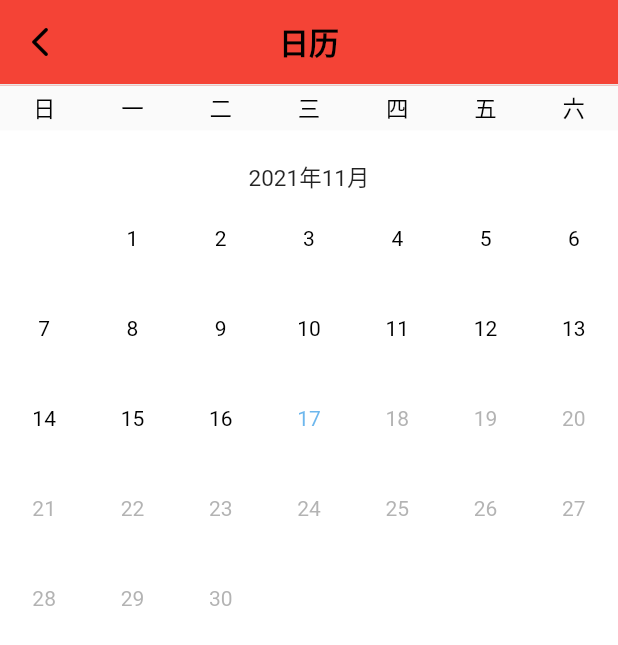
After one commit to Ein-xinlong/flutter_text, a Flutter app: the CalendarPage screen opened by its route, on a phone screen of 412 x 824 dp. The commit adds this screen. Shown: the top 645 px of the screen. Run offline on Flutter 3.47's test engine with Material 2 defaults, Android fonts, the phone set to English and light mode, and no system bars; our stand-ins replace cookie_jar, dio, dio_cookie_manager, image_picker, webview_flutter; missing offline and left inert: common_utils, heic_to_jpg, photo, photo_manager, tts.

Commit message:
实现自定义日历，选择范围功能

```diff
--- a/lib/MainTabs.dart
+++ b/lib/MainTabs.dart
@@ -3,7 +3,7 @@ import 'package:flutter/foundation.dart';
 import 'package:flutter/material.dart';
 import 'package:untitled/pageview.dart';
 import 'package:untitled/webview.dart';
-import 'StateRadioBoxDemoPage.dart';
+import 'statera_diobox_demopage.dart';
 import 'image.dart';
 
 // 第二步：创建一个有状态的Tabs 组件
--- /dev/null
+++ b/lib/calendar.dart
@@ -0,0 +1,40 @@
+import 'package:flutter/material.dart';
+import 'package:untitled/commitUI/appbar.dart';
+
+import 'calendar/calendar.dart';
+
+class CalendarPage extends StatefulWidget {
+
+
+  @override
+  _CalendarPageState createState() => _CalendarPageState();
+}
+
+
+class _CalendarPageState extends State<CalendarPage> {
+  @override
+  void initState() {
+    // TODO: implement initState
+    super.initState();
+    print("现在的日期"+DateTime.now().toString());
+  }
+  @override
+  Widget build(BuildContext context) {
+    return Scaffold(
+      appBar: AnAppbar(
+        titleContent: "日历",
+        backPressCallback: (){
+          Navigator.pop(context);
+        }
+      ).buildAppBar(),
+      body: Calendar(
+        initTime: DateTime.now(),
+        firstTime:DateTime.utc(2020, 11, 9),
+        endTime: DateTime.now(),
+        onChange: (time){
+          print("time"+time.toString());
+        },
+      ),
+    );
+  }
+}
--- /dev/null
+++ b/lib/calendar/calendar.dart
@@ -0,0 +1,114 @@
+import 'package:flutter/cupertino.dart';
+import 'package:flutter/rendering.dart';
+import 'package:flutter/material.dart';
+import 'package:untitled/calendar/time_util.dart';
+import 'package:untitled/utils/colors.dart';
+
+import 'day_grid_view.dart';
+
+
+class Calendar extends StatefulWidget {
+  DateTime initTime;
+  DateTime firstTime;
+  DateTime endTime;
+  ValueChanged onChange;
+
+  Calendar({
+    Key key,
+    this.initTime,
+    this.firstTime,
+    this.endTime,
+    this.onChange,
+  }) : super(key: key);
+
+  @override
+  State<Calendar> createState() => _CalendarState();
+}
+
+class _CalendarState extends State<Calendar> {
+  PageController pageController;
+  DateTime selectDate;
+  int initPage = 0;
+  int totalPage = 0;
+  String year="";
+  String month="";
+  @override
+  void initState() {
+    super.initState();
+    print(widget.firstTime.month);
+    selectDate = widget.initTime;
+    year=widget.initTime.year.toString();
+    month=widget.initTime.month.toString();
+
+    /// 总共的月份数目
+    totalPage = (widget.endTime.year - widget.firstTime.year == 0
+        ? widget.endTime.month
+        : ((widget.endTime.year - widget.firstTime.year) * 12 +
+        widget.endTime.month -
+        widget.firstTime.month +
+        1));
+
+    /// 当前月份处于
+    initPage = (widget.initTime.year - widget.firstTime.year == 0
+        ? widget.initTime.month
+        : ((widget.initTime.year - widget.firstTime.year) * 12 +
+        widget.initTime.month -
+        widget.firstTime.month +
+        1));
+    print(totalPage);
+    print(initPage);
+    pageController = PageController(
+      initialPage: totalPage,
+    );
+  }
+
+  onChange(time) {
+    if (selectDate != time) {
+      setState(() {
+        selectDate = time;
+        widget.onChange(time);
+      });
+    }
+  }
+
+  @override
+  Widget build(BuildContext context) {
+    return Column(children: <Widget>[
+      Row(
+        mainAxisAlignment: MainAxisAlignment.spaceAround,
+        children: TimeUtil.getDayHeaders(MaterialLocalizations.of(context)),
+      ),
+      Container(
+        color: WHITE,
+        height: 400,
+        child: PageView.builder(
+          itemBuilder: (BuildContext context, int index) {
+            // setState(() {
+            //   year=(widget.firstTime.year +
+            //       ((widget.firstTime.month + index - 1) / 12)).toString();
+            //   month=((widget.firstTime.month + index) % 12 == 0
+            //       ? 12
+            //       : (widget.firstTime.month + index) % 12).toString();
+            // });
+            return DayGridView(
+
+              initDate: DateTime(widget.initTime.year, widget.initTime.month,
+                  widget.initTime.day),
+              selectDate:
+              DateTime(selectDate.year, selectDate.month, selectDate.day),
+              year: widget.firstTime.year +
+                  ((widget.firstTime.month + index - 1) / 12).floor(),
+              month: (widget.firstTime.month + index) % 12 == 0
+                  ? 12
+                  : (widget.firstTime.month + index) % 12,
+              onChange: onChange,
+            );
+          },
+          scrollDirection: Axis.vertical,
+          itemCount: totalPage,
+          controller: pageController,
+        ),
+      ),
+    ]);
+  }
+}
--- /dev/null
+++ b/lib/calendar/day_grid_view.dart
@@ -0,0 +1,297 @@
+import 'package:flutter/cupertino.dart';
+import 'package:flutter/rendering.dart';
+import 'package:flutter/material.dart';
+import 'dart:math' as math;
+import 'package:untitled/utils/colors.dart';
+import 'package:untitled/calendar/time_util.dart';
+
+
+class DayGridView extends StatefulWidget {
+  DateTime initDate;
+  DateTime selectDate;
+  int year;
+  int month;
+  ValueChanged onChange;
+
+  DayGridView({
+    Key key,
+    @required this.initDate,
+    @required this.selectDate,
+    @required this.year,
+    @required this.month,
+    this.onChange,
+  });
+
+  @override
+  State<DayGridView> createState() => _DayGridViewState();
+}
+
+class _DayGridViewState extends State<DayGridView> {
+  DateTime startTime;
+  DateTime endTime;
+  @override
+  void initState() {
+    super.initState();
+  }
+
+  List<Widget> dayItems() {
+    List days = TimeUtil.getDay(
+        widget.year, widget.month, MaterialLocalizations.of(context));
+    List dayWidgets = days.map((value) {
+      if (value is int) {
+        return Container();
+      }
+      // if (value == widget.selectDate) {
+      //
+      //   return GestureDetector(
+      //     onTap: () {
+      //       widget.onChange(widget.selectDate);
+      //       comparisonTime(value);
+      //       print("1");
+      //     },
+      //     child: Container(
+      //       color: WHITE,
+      //       alignment: Alignment.center,
+      //       child: Container(
+      //         width: 60,
+      //         height: 60,
+      //         alignment: Alignment.center,
+      //         decoration: BoxDecoration(
+      //           color: Colors.green,
+      //           borderRadius: BorderRadius.all(Radius.circular(100)),
+      //         ),
+      //         child: Text(
+      //           value.day.toString(),
+      //           style: TextStyle(color: WHITE),
+      //         ),
+      //       ),
+      //     ),
+      //   );
+      // } else {
+      //
+      //
+      // }
+      if (value == widget.initDate) {
+        return GestureDetector(
+          onTap: () {
+            widget.onChange(widget.initDate);
+            comparisonTime(value);
+            print("2");
+          },
+          child: Container(
+              color: WHITE,
+              alignment: Alignment.center,
+              child: Text(
+                value.day.toString(),
+                style: TextStyle(color: CALENDAR_COLOR),
+              )),
+        );
+      } else {
+        if (value.isAfter(widget.initDate)) {
+          /// 在今天之后的时间无法点击
+          return GestureDetector(
+            child: Container(
+                alignment: Alignment.center,
+                child: Text(
+                  value.day.toString(),
+                  style: TextStyle(color:CALENDAR_NOT),
+                )),
+          );
+        } else {
+          if(startTime!=null&&endTime!=null){
+            if(value==startTime){
+              return  Container(
+                color: WHITE,
+                alignment: Alignment.center,
+                child: Container(
+                  width: 60,
+                  height: 60,
+                  alignment: Alignment.center,
+                  decoration: BoxDecoration(
+                    color: getColor(value),
+                    borderRadius: BorderRadius.only(topLeft: Radius.circular(100),bottomLeft: Radius.circular(100)),
+                  ),
+                  child: Text(
+                    value.day.toString(),
+                    style: TextStyle(color: WHITE),
+                  ),
+                ),
+              );
+            }else if(value==endTime){
+              return  Container(
+                color: WHITE,
+                alignment: Alignment.center,
+                child: Container(
+                  width: 60,
+                  height: 60,
+                  alignment: Alignment.center,
+                  decoration: BoxDecoration(
+                    color: getColor(value),
+                    borderRadius: BorderRadius.only(topRight: Radius.circular(100),bottomRight: Radius.circular(100)),
+                  ),
+                  child: Text(
+                    value.day.toString(),
+                    style: TextStyle(color: WHITE),
+                  ),
+                ),
+              );
+            }else{
+              print("看下执行的哪个方法222");
+              /// 在今天之前的时间可以点击
+              return GestureDetector(
+                onTap: () {
+                  widget.onChange(value);
+                  comparisonTime(value);
+                  print("3");
+                },
+                child: Container(
+                    color:getColor(value),
+                    alignment: Alignment.center,
+
+                    child: Container(
+                      decoration: BoxDecoration(
+                        borderRadius: BorderRadius.all(Radius.circular(100),),
+                      ),
+                      child: Text(
+                        value.day.toString(),
+                        style: TextStyle(color: BLACK),
+                      ),
+                    )),
+              );
+            }
+          }else{
+            /// 在今天之前的时间可以点击
+            print("看下执行的哪个方法111");
+            return GestureDetector(
+
+              onTap: () {
+                widget.onChange(value);
+                comparisonTime(value);
+                print("3");
+              },
+              child: Container(
+                  color:WHITE,
+                  alignment: Alignment.center,
+                  child: Container(
+                    width: 60,
+                    height: 60,
+                    alignment: Alignment.center,
+                    decoration: BoxDecoration(
+                      color:getColor(value),
+                      borderRadius: BorderRadius.all(Radius.circular(100),),
+                    ),
+                    child: Text(
+                      value.day.toString(),
+                      style: TextStyle(color: BLACK),
+                    ),
+                  )),
+            );
+          }
+        }
+      }
+    }).toList();
+    return dayWidgets;
+  }
+
+  Color getColor(DateTime value){
+    if(startTime==null&&endTime==null){
+      return WHITE;
+    }else{
+      if(startTime!=null&&value==startTime){
+        return Colors.green;
+      }
+      if(endTime!=null&&value==endTime){
+        return Colors.green;
+      }
+      if(startTime!=null&&endTime!=null){
+        if(value.isAfter(startTime)&&value.isBefore(endTime)){
+          return CALENDAR_SECTION;
+        }
+      }else{
+        return WHITE;
+      }
+    }
+
+  }
+
+  comparisonTime(DateTime value){
+    if(startTime==null){
+      startTime=value;
+    }else{
+      if(startTime.isAfter(value)){
+        startTime=value;
+        endTime=null;
+      }else{
+        if(endTime==null){
+          endTime=value;
+        }else{
+          startTime=value;
+          endTime=null;
+        }
+      }
+    }
+    print("测试开始时间"+startTime.toString());
+    print("测试结束时间"+endTime.toString());
+  }
+
+  @override
+  Widget build(BuildContext context) {
+    List<Widget> list = dayItems();
+    return  Column(
+      children: [
+        SizedBox(height: 20,),
+        Container(
+          alignment: Alignment.topCenter,
+          child:Center(
+            child: Row(
+                mainAxisSize:MainAxisSize.min,
+              children: [
+                Text(widget.year.toString()+"年",style: TextStyle(fontSize: 15,),),
+                Text(widget.month.toString()+"月",style: TextStyle(fontSize: 15,),)
+              ],
+            ),
+          ),
+        ),
+        Container(
+          height:300,
+          child: GridView.custom(
+              gridDelegate:
+              _DayPickerGridDelegate(mainAxisNumber: list.length > 35 ? 6 : 5),
+              physics: NeverScrollableScrollPhysics(),
+              padding: EdgeInsets.all(0),
+              childrenDelegate:
+              SliverChildListDelegate(list, addRepaintBoundaries: false)),
+        )
+      ],
+    );
+  }
+}
+
+/// 自定义GridView
+class _DayPickerGridDelegate extends SliverGridDelegate {
+  final int mainAxisNumber;
+
+  const _DayPickerGridDelegate({
+    this.mainAxisNumber,
+  });
+
+  @override
+  SliverGridLayout getLayout(SliverConstraints constraints) {
+    const int columnCount = DateTime.daysPerWeek;
+    final double tileWidth = constraints.crossAxisExtent / columnCount;
+    final double tileHeight = 300 / mainAxisNumber;
+    return SliverGridRegularTileLayout(
+      crossAxisCount: columnCount,
+      mainAxisStride: tileHeight,
+      crossAxisStride: tileWidth,
+      childMainAxisExtent: tileHeight,
+      childCrossAxisExtent: tileWidth,
+      reverseCrossAxis: axisDirectionIsReversed(constraints.crossAxisDirection),
+    );
+  }
+
+  @override
+  bool shouldRelayout(_DayPickerGridDelegate oldDelegate) => false;
+}
+
+const _DayPickerGridDelegate _kDayPickerGridDelegate = _DayPickerGridDelegate();
--- /dev/null
+++ b/lib/calendar/time_util.dart
@@ -0,0 +1,91 @@
+import 'package:flutter/cupertino.dart';
+
+import 'package:flutter/material.dart';
+import 'package:untitled/utils/colors.dart';
+
+
+class TimeUtil {
+  static const List<int> _daysInMonth = <int>[
+    31,
+    -1,
+    31,
+    30,
+    31,
+    30,
+    31,
+    31,
+    30,
+    31,
+    30,
+    31
+  ];
+
+  /// 获取这个月的天数
+  static int getDaysInMonth(int year, int month) {
+    if (month == DateTime.february) {
+      final bool isLeapYear =
+          (year % 4 == 0) && (year % 100 != 0) || (year % 400 == 0);
+      if (isLeapYear) return 29;
+      return 28;
+    }
+    return _daysInMonth[month-1];
+  }
+
+  /// 获取周Header
+  static List<Widget> getDayHeaders(MaterialLocalizations localizations) {
+    List<Widget> list = [];
+    List<String> listItem = ["日","一","二","三","四","五","六"];
+    for (int i = localizations.firstDayOfWeekIndex; true; i = (i + 1) % 7) {
+      final String weekday = listItem[i];
+      list.add(Flexible(
+          child: Container(
+            height: 30,
+            child: Center(
+              child: Text(
+                weekday,
+                style: TextStyle(
+                  color: BLACK,
+                  fontSize: 15,
+                ),
+              ),
+            ),
+          )));
+      if (i == (localizations.firstDayOfWeekIndex - 1) % 7) break;
+    }
+    return list;
+  }
+
+  /// 得到这个月的第一天是星期几（0 是 星期日 1 是 星期一...）
+  static int computeFirstDayOffset(
+      int year, int month, MaterialLocalizations localizations) {
+    // 0-based day of week, with 0 representing Monday.
+    final int weekdayFromMonday = DateTime(year, month).weekday - 1;
+    // 0-based day of week, with 0 representing Sunday.
+    final int firstDayOfWeekFromSunday = localizations.firstDayOfWeekIndex;
+    // firstDayOfWeekFromSunday recomputed to be Monday-based
+    final int firstDayOfWeekFromMonday = (firstDayOfWeekFromSunday - 1) % 7;
+    // Number of days between the first day of week appearing on the calendar,
+    // and the day corresponding to the 1-st of the month.
+    return (weekdayFromMonday - firstDayOfWeekFromMonday) % 7;
+  }
+
+  /// 获取天
+  static List getDay(int year, int month, MaterialLocalizations localizations) {
+    List labels = [];
+    final int daysInMonth = getDaysInMonth(year, month);
+    final int firstDayOffset =
+    computeFirstDayOffset(year, month, localizations);
+    for (int i = 0; true; i += 1) {
+      // 1-based day of month, e.g. 1-31 for January, and 1-29 for February on
+      // a leap year.
+      final int day = i - firstDayOffset + 1;
+      if (day > daysInMonth) break;
+      if (day < 1) {
+        labels.add(0);
+      } else {
+        labels.add(DateTime(year, month, day));
+      }
+    }
+    return labels;
+  }
+}
--- a/lib/image.dart
+++ b/lib/image.dart
@@ -1,3 +1,5 @@
+
+
 import 'package:flutter/material.dart';
 import 'package:flutter/services.dart';
 import 'package:photo/photo.dart';
@@ -5,7 +7,8 @@ import 'package:photo_manager/photo_manager.dart';
 import 'dart:io';
 import 'package:image_picker/image_picker.dart';
 import 'package:heic_to_jpg/heic_to_jpg.dart';
-import 'package:untitled/utils/LoadingDialog.dart';
+import 'package:untitled/router.dart';
+import 'package:untitled/utils/loading_dialog.dart';
 import 'package:untitled/utils/common_body.dart';
 import 'package:untitled/utils/loading.dart';
 import 'package:untitled/utils/toash.dart';
@@ -108,7 +111,7 @@ class _JhPhotoPickerToolState extends State<JhPhotoPickerTool> {
                          })),
                  FlatButton(onPressed: (){
                    TtsHelper.instance.setLanguageAndSpeak("你好我是测试语音", "zh");
-                 }, child:Text("语音测试"),color: Colors.indigoAccent,),
+                 }, child:Text("语音测试"),color: Colors.black12,),
                  FlatButton(onPressed: (){
                    vm.showloadState();
                    vm.text();
@@ -121,6 +124,10 @@ class _JhPhotoPickerToolState extends State<JhPhotoPickerTool> {
                    // dialog(context);
 
                  }, child:Text("post接口测试"),color: vm.postCorrect? Colors.green: Colors.red,),
+
+                 FlatButton(onPressed: (){
+                   Navigator.pushNamed(context, Routers.ROUTER_CALENDAR);
+                 }, child:Text("日历页面"),color: Colors.black12,),
 
                  Container(
                    width: 100,
--- a/lib/main.dart
+++ b/lib/main.dart
@@ -1,8 +1,9 @@
-import 'dart:io';
+
 
 import 'package:flutter/material.dart';
+import 'package:untitled/router.dart';
 import 'MainTabs.dart';
-import 'image.dart';
+import 'calendar.dart';
 
 void main() => runApp(MyApp());
 
@@ -13,8 +14,10 @@ class MyApp extends StatelessWidget {
   Widget build(BuildContext context) {
     return MaterialApp(
       title: _title,
+      routes: {
+        Routers.ROUTER_CALENDAR:(context)=>CalendarPage(),
+      },
       home: Scaffold(
-
         resizeToAvoidBottomPadding:false,
         body: Tabs(),
       ),
--- /dev/null
+++ b/lib/router.dart
@@ -0,0 +1,5 @@
+class Routers{
+  static const ROUTER_MAIN="flutter://main";
+  static const ROUTER_CALENDAR="flutter://calendar";
+
+}
--- a/lib/utils/colors.dart
+++ b/lib/utils/colors.dart
@@ -1,4 +1,9 @@
 import 'package:flutter/widgets.dart';
 
-const FLUTTER_MAIN_COLOR = Color(0xFF414CCA);
-const TEXT_MAIN_PDABLACK = Color(0xFF000000); //黑色
+const MAIN_COLOR = Color(0xFF414CCA);
+const BLACK = Color(0xFF000000); //黑色
+const WHITE = Color(0xFFFFFFFF); //白色
+const CALENDAR_COLOR = Color(0x970885E0); //日历颜色
+const CALENDAR_SELECTED = Color(0x97091999); //日历选中
+const CALENDAR_NOT = Color(0x977F7F7F); //日历无法选择的颜色
+const CALENDAR_SECTION = Color(0x973EE0C1); //日历区间颜色
--- a/lib/utils/loading.dart
+++ b/lib/utils/loading.dart
@@ -1,7 +1,7 @@
 import 'package:flutter/material.dart';
 import 'package:flutter/widgets.dart';
 
-import 'LoadingDialog.dart';
+import 'loading_dialog.dart';
 
 class AnLoading {
   static OverlayEntry gloableLoadingEntry;
--- a/pubspec.yaml
+++ b/pubspec.yaml
@@ -15,7 +15,7 @@ publish_to: 'none' # Remove this line if you wish to publish to pub.dev
 # In iOS, build-name is used as CFBundleShortVersionString while build-number used as CFBundleVersion.
 # Read more about iOS versioning at
 # https://developer.apple.com/library/archive/documentation/General/Reference/InfoPlistKeyReference/Articles/CoreFoundationKeys.html
-version: 1.0.0+5
+version: 1.0.0+6
 
 environment:
   sdk: ">=2.7.0 <3.0.0"
```
Also changed, not shown: lib/statera_diobox_demopage.dart (renamed from lib/StateRadioBoxDemoPage.dart), lib/utils/loading_dialog.dart (renamed from lib/utils/LoadingDialog.dart), 1 other file.
